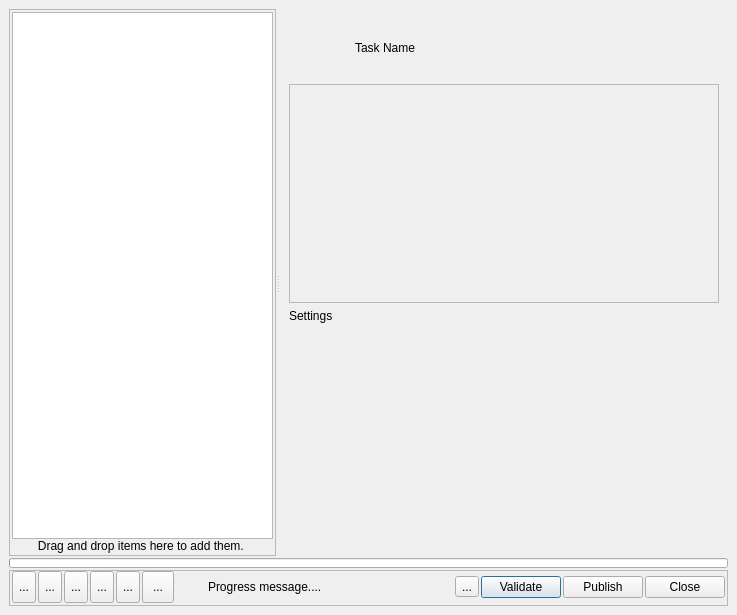
The window that resources/dialog.ui (shotgunsoftware/tk-multi-publish2) describes before a commit, drawn with Qt 5.
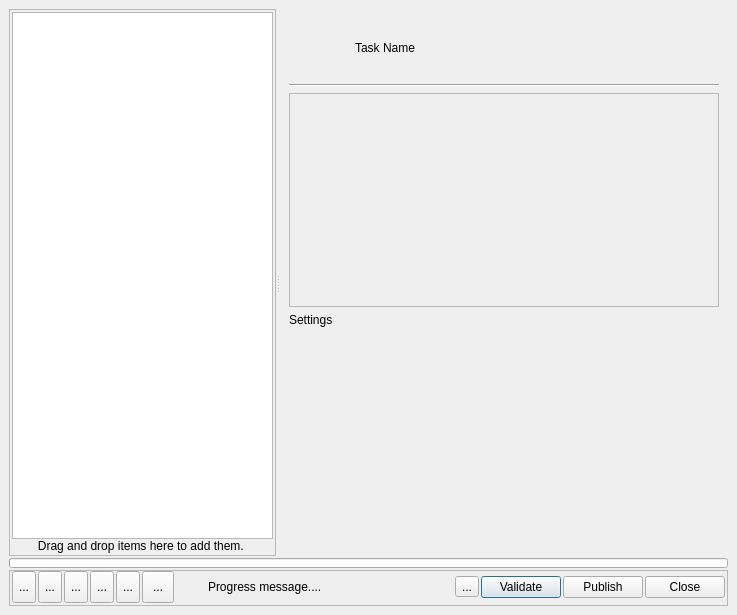
The same window after the commit. The open tabs and pages were chosen to show the change. Icons and pictures are not drawn. Custom widgets are drawn as their Qt base class.

Patch:
```diff
--- a/resources/dialog.ui
+++ b/resources/dialog.ui
@@ -593,6 +593,13 @@
                     </item>
                    </layout>
                   </item>
+                  <item>
+                   <widget class="Line" name="task_divider">
+                    <property name="orientation">
+                     <enum>Qt::Horizontal</enum>
+                    </property>
+                   </widget>
+                  </item>
                   <item>
                    <widget class="QStackedWidget" name="settings_stack">
                     <property name="currentIndex">
@@ -613,8 +620,8 @@
                           <rect>
                            <x>0</x>
                            <y>0</y>
-                           <width>420</width>
-                           <height>202</height>
+                           <width>98</width>
+                           <height>28</height>
                           </rect>
                          </property>
                          <layout class="QVBoxLayout" name="verticalLayout_13" stretch="0,1">
```
Left out of the diff: 2 changed lines with no effect on the pictures.
